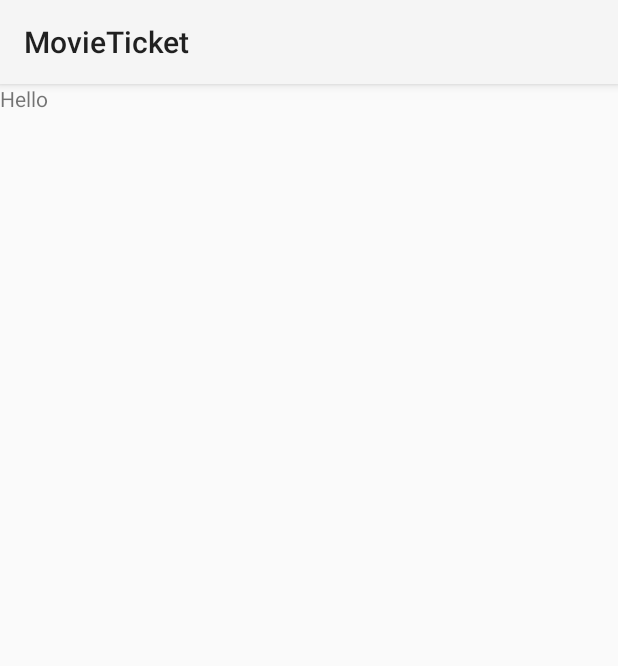
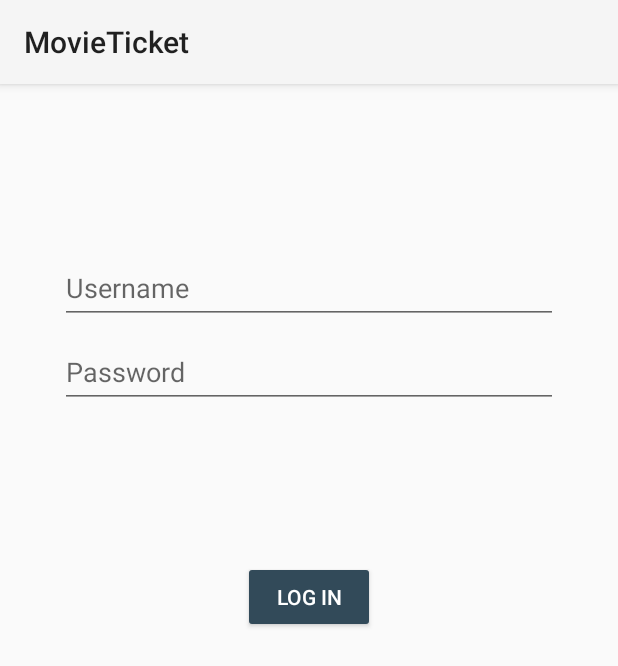
Before and after one commit to HaoNhatt/CS300---Group-2, an Android app built with Jetpack Compose: the screen it shows after launch (MainActivity), after a tap on "STAFF", on a phone screen of 412 x 824 dp. Shown: the top 666 px of the screen. Run offline under Robolectric (Android 15) with nearby library versions, the phone set to English and light mode, and no system bars.

Commit message:
staff login ui

```diff
--- a/src/app/src/main/java/com/example/movieticket/FirstFragment.kt
+++ b/src/app/src/main/java/com/example/movieticket/FirstFragment.kt
@@ -32,7 +32,7 @@ class FirstFragment : Fragment() {
             findNavController().navigate(R.id.action_firstFragment_to_customerMainMenuFragment)
         }
         binding.staffButton.setOnClickListener {
-            findNavController().navigate(R.id.action_firstFragment_to_staffMainMenuFragment)
+            findNavController().navigate(R.id.action_firstFragment_to_staffLoginFragment)
         }
     }
 
--- /dev/null
+++ b/src/app/src/main/java/com/example/movieticket/staff/StaffLoginFragment.kt
@@ -0,0 +1,40 @@
+package com.example.movieticket.staff
+
+import android.os.Bundle
+import android.util.Log
+import androidx.fragment.app.Fragment
+import android.view.LayoutInflater
+import android.view.View
+import android.view.ViewGroup
+import androidx.lifecycle.ViewModelProvider
+import androidx.navigation.fragment.findNavController
+import com.example.movieticket.R
+import com.example.movieticket.staff.data.StaffViewModel
+import com.example.movieticket.databinding.FragmentStaffLoginBinding
+
+class StaffLoginFragment : Fragment() {
+
+    private lateinit var viewModel: StaffViewModel
+    private lateinit var binding: FragmentStaffLoginBinding
+
+    override fun onCreateView(
+        inflater: LayoutInflater, container: ViewGroup?,
+        savedInstanceState: Bundle?
+    ): View {
+
+        viewModel = ViewModelProvider(this)[StaffViewModel::class.java]
+        binding = FragmentStaffLoginBinding.inflate(inflater, container, false)
+        return binding.root
+    }
+
+    override fun onViewCreated(view: View, savedInstanceState: Bundle?) {
+        super.onViewCreated(view, savedInstanceState)
+
+        binding.loginButton.setOnClickListener {
+            if (viewModel.tryLogin(binding.username.toString(), binding.password.toString())) {
+                findNavController().navigate(R.id.action_staffLoginFragment_to_staffMainMenuFragment)
+            }
+        }
+    }
+
+}
--- a/src/app/src/main/java/com/example/movieticket/staff/StaffMainMenuFragment.kt
+++ b/src/app/src/main/java/com/example/movieticket/staff/StaffMainMenuFragment.kt
@@ -7,7 +7,7 @@ import android.view.LayoutInflater
 import android.view.View
 import android.view.ViewGroup
 import com.example.movieticket.databinding.FragmentStaffMainMenuBinding
-import com.example.movieticket.staff.StaffViewModel
+import com.example.movieticket.staff.data.StaffViewModel
 
 class StaffMainMenuFragment : Fragment() {
 
--- /dev/null
+++ b/src/app/src/main/java/com/example/movieticket/staff/data/StaffViewModel.kt
@@ -0,0 +1,24 @@
+package com.example.movieticket.staff.data
+
+import androidx.lifecycle.ViewModel
+
+class StaffViewModel : ViewModel() {
+    private var staff: StaffProfile? = null
+
+    fun tryLogin(username: String, password: String): Boolean {
+//        if valid, set the current staff profile return true
+
+        staff = StaffProfile("name", 20, "sex", "email", "phone", true)
+        return true
+
+//        if (TODO()) {
+//            staff =
+//            return true
+//        }
+//        return false
+    }
+
+    fun staffLogout() {
+        staff = null
+    }
+}
--- a/src/app/src/main/java/com/example/movieticket/staff/StaffViewModel.kt
+++ b/src/app/src/main/java/com/example/movieticket/user/UserViewModel.kt
@@ -1,7 +1,7 @@
-package com.example.movieticket.staff
+package com.example.movieticket.user
 
 import androidx.lifecycle.ViewModel
 
-class StaffViewModel : ViewModel() {
+class UserViewModel : ViewModel() {
     // TODO: Implement the ViewModel
 }
--- a/src/app/src/main/res/layout/fragment_customer_main_menu.xml
+++ b/src/app/src/main/res/layout/fragment_customer_main_menu.xml
@@ -3,7 +3,7 @@
     xmlns:tools="http://schemas.android.com/tools"
     android:layout_width="match_parent"
     android:layout_height="match_parent"
-    tools:context=".CustomerMainMenuFragment">
+    tools:context=".UserMainMenuFragment">
 
     <TextView
         android:layout_width="match_parent"
--- a/src/app/src/main/res/layout/fragment_first.xml
+++ b/src/app/src/main/res/layout/fragment_first.xml
@@ -2,7 +2,7 @@
 <androidx.constraintlayout.widget.ConstraintLayout xmlns:android="http://schemas.android.com/apk/res/android"
     xmlns:app="http://schemas.android.com/apk/res-auto"
     xmlns:tools="http://schemas.android.com/tools"
-    android:id="@+id/frameLayout"
+    android:id="@+id/staffMainMenuLayout"
     android:layout_width="match_parent"
     android:layout_height="match_parent"
     tools:context=".FirstFragment">
--- /dev/null
+++ b/src/app/src/main/res/layout/fragment_staff_login.xml
@@ -0,0 +1,67 @@
+<?xml version="1.0" encoding="utf-8"?>
+<androidx.constraintlayout.widget.ConstraintLayout xmlns:android="http://schemas.android.com/apk/res/android"
+    xmlns:app="http://schemas.android.com/apk/res-auto"
+    xmlns:tools="http://schemas.android.com/tools"
+    android:id="@+id/container"
+    android:layout_width="match_parent"
+    android:layout_height="match_parent"
+    android:paddingLeft="@dimen/fragment_horizontal_margin"
+    android:paddingTop="@dimen/fragment_vertical_margin"
+    android:paddingRight="@dimen/fragment_horizontal_margin"
+    android:paddingBottom="@dimen/fragment_vertical_margin"
+    tools:context=".staff.StaffLoginFragment">
+
+    <EditText
+        android:id="@+id/username"
+        android:layout_width="0dp"
+        android:layout_height="wrap_content"
+        android:layout_marginStart="24dp"
+        android:layout_marginTop="96dp"
+        android:layout_marginEnd="24dp"
+        android:autofillHints="@string/username"
+        android:hint="@string/username"
+        android:inputType="textEmailAddress"
+        android:minHeight="48dp"
+        android:selectAllOnFocus="true"
+        app:layout_constraintEnd_toEndOf="parent"
+        app:layout_constraintStart_toStartOf="parent"
+        app:layout_constraintTop_toTopOf="parent" />
+
+    <EditText
+        android:id="@+id/password"
+        android:layout_width="0dp"
+        android:layout_height="wrap_content"
+        android:layout_marginStart="24dp"
+        android:layout_marginTop="8dp"
+        android:layout_marginEnd="24dp"
+        android:autofillHints="@string/prompt_password"
+        android:hint="@string/prompt_password"
+        android:imeActionLabel="@string/action_sign_in_short"
+        android:imeOptions="actionDone"
+        android:inputType="textPassword"
+        android:minHeight="48dp"
+        android:selectAllOnFocus="true"
+        app:layout_constraintEnd_toEndOf="parent"
+        app:layout_constraintStart_toStartOf="parent"
+        app:layout_constraintTop_toBottomOf="@+id/username" />
+
+    <Button
+        android:id="@+id/login_button"
+        android:layout_width="wrap_content"
+        android:layout_height="wrap_content"
+        android:layout_gravity="start"
+        android:layout_marginStart="48dp"
+        android:layout_marginTop="16dp"
+        android:layout_marginEnd="48dp"
+        android:layout_marginBottom="64dp"
+        android:backgroundTint="@color/app_color_theme"
+        android:text="@string/log_in"
+        android:textColor="@color/white"
+        app:layout_constraintBottom_toBottomOf="parent"
+        app:layout_constraintEnd_toEndOf="parent"
+        app:layout_constraintHorizontal_bias="0.5"
+        app:layout_constraintStart_toStartOf="parent"
+        app:layout_constraintTop_toBottomOf="@+id/password"
+        app:layout_constraintVertical_bias="0.20999998" />
+
+</androidx.constraintlayout.widget.ConstraintLayout>
--- a/src/app/src/main/res/layout/fragment_staff_main_menu.xml
+++ b/src/app/src/main/res/layout/fragment_staff_main_menu.xml
@@ -1,13 +1,7 @@
 <?xml version="1.0" encoding="utf-8"?>
-<FrameLayout xmlns:android="http://schemas.android.com/apk/res/android"
+<androidx.constraintlayout.widget.ConstraintLayout xmlns:android="http://schemas.android.com/apk/res/android"
     xmlns:tools="http://schemas.android.com/tools"
+    android:id="@+id/staffMainMenuLayout"
     android:layout_width="match_parent"
     android:layout_height="match_parent"
-    tools:context=".StaffMainMenuFragment">
-
-    <TextView
-        android:layout_width="match_parent"
-        android:layout_height="match_parent"
-        android:text="Hello" />
-
-</FrameLayout>
+    tools:context=".StaffMainMenuFragment" />
--- a/src/app/src/main/res/navigation/nav_graph.xml
+++ b/src/app/src/main/res/navigation/nav_graph.xml
@@ -11,7 +11,7 @@
         android:label="StaffMainMenuFragment" />
     <fragment
         android:id="@+id/customerMainMenuFragment"
-        android:name="com.example.movieticket.CustomerMainMenuFragment"
+        android:name="com.example.movieticket.UserMainMenuFragment"
         android:label="fragment_customer_main_menu"
         tools:layout="@layout/fragment_customer_main_menu" />
     <fragment
@@ -23,7 +23,16 @@
             android:id="@+id/action_firstFragment_to_customerMainMenuFragment"
             app:destination="@id/customerMainMenuFragment" />
         <action
-            android:id="@+id/action_firstFragment_to_staffMainMenuFragment"
+            android:id="@+id/action_firstFragment_to_staffLoginFragment"
+            app:destination="@id/staffLoginFragment" />
+    </fragment>
+    <fragment
+        android:id="@+id/staffLoginFragment"
+        android:name="com.example.movieticket.staff.StaffLoginFragment"
+        android:label="fragment_staff_login"
+        tools:layout="@layout/fragment_staff_login" >
+        <action
+            android:id="@+id/action_staffLoginFragment_to_staffMainMenuFragment"
             app:destination="@id/staffMainMenuFragment" />
     </fragment>
 </navigation>
--- a/src/app/src/main/res/values/colors.xml
+++ b/src/app/src/main/res/values/colors.xml
@@ -7,4 +7,5 @@
     <color name="teal_700">#FF018786</color>
     <color name="black">#FF000000</color>
     <color name="white">#FFFFFFFF</color>
+    <color name="app_color_theme">#324a59</color>
 </resources>
--- /dev/null
+++ b/src/app/src/main/res/values/dimens.xml
@@ -0,0 +1,5 @@
+<resources>
+    <!-- Default screen margins, per the Android Design guidelines. -->
+    <dimen name="fragment_horizontal_margin">16dp</dimen>
+    <dimen name="fragment_vertical_margin">16dp</dimen>
+</resources>
--- a/src/app/src/main/res/values/strings.xml
+++ b/src/app/src/main/res/values/strings.xml
@@ -2,4 +2,15 @@
     <string name="app_name">MovieTicket</string>
     <!-- TODO: Remove or change this placeholder text -->
     <string name="hello_blank_fragment">Hello blank fragment</string>
+    <!-- Strings related to login -->
+    <string name="prompt_email">Email</string>
+    <string name="prompt_password">Password</string>
+    <string name="action_sign_in">Sign in or register</string>
+    <string name="action_sign_in_short">Sign in</string>
+    <string name="welcome">"Welcome!"</string>
+    <string name="invalid_username">Not a valid username</string>
+    <string name="invalid_password">Password must be >5 characters</string>
+    <string name="login_failed">"Login failed"</string>
+    <string name="username">Username</string>
+    <string name="log_in">LOG IN</string>
 </resources>
--- a/src/build.gradle.kts
+++ b/src/build.gradle.kts
@@ -15,4 +15,5 @@ plugins {
     id ("com.android.library") version "8.2.0" apply false
     id("org.jetbrains.kotlin.android") version "1.8.20" apply false
     id("com.google.devtools.ksp") version "1.8.20-1.0.10" apply false
+    id("com.google.gms.google-services") version "4.4.0" apply false
 }
```
Also changed, not shown: src/app/build.gradle.kts (+9 -1 lines), src/app/src/main/java/com/example/movieticket/Customer/CustomerViewModel.kt (deleted, +0 -7 lines), src/app/src/main/java/com/example/movieticket/staff/data/DataClasses.kt (added, +11 -0 lines), src/app/src/main/java/com/example/movieticket/user/UserMainMenuFragment.kt (renamed from src/app/src/main/java/com/example/movieticket/Customer/CustomerMainMenuFragment.kt, +5 -5 lines).
